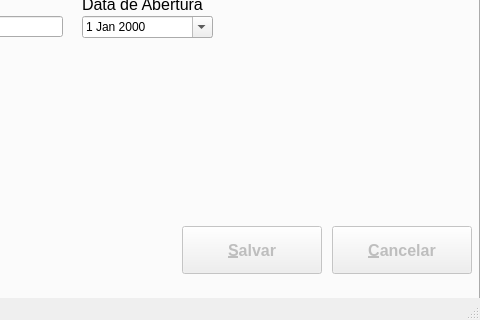
Old version of the form ui/CadEmpresa.ui in the repository Locked666/My-Finance-QtDesigner; both pictures show x 200 to 680 and y 160 to 480 of the 680 by 480 pixel window.
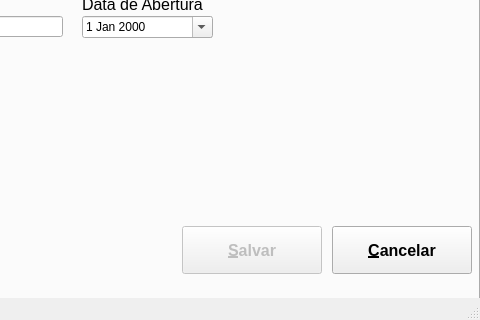
New version of the form.

```diff
--- a/ui/CadEmpresa.ui
+++ b/ui/CadEmpresa.ui
@@ -222,7 +222,7 @@
      </widget>
      <widget class="QPushButton" name="pushButton_2">
       <property name="enabled">
-       <bool>false</bool>
+       <bool>true</bool>
       </property>
       <property name="geometry">
        <rect>
```
Left out of the diff: 22 changed lines with no effect on the pictures.
